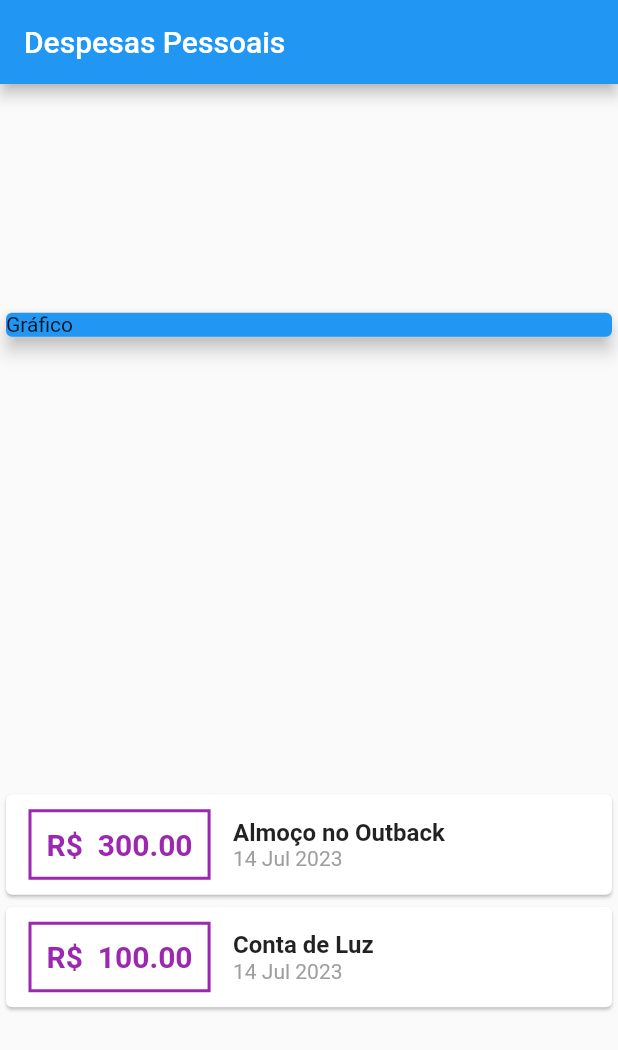
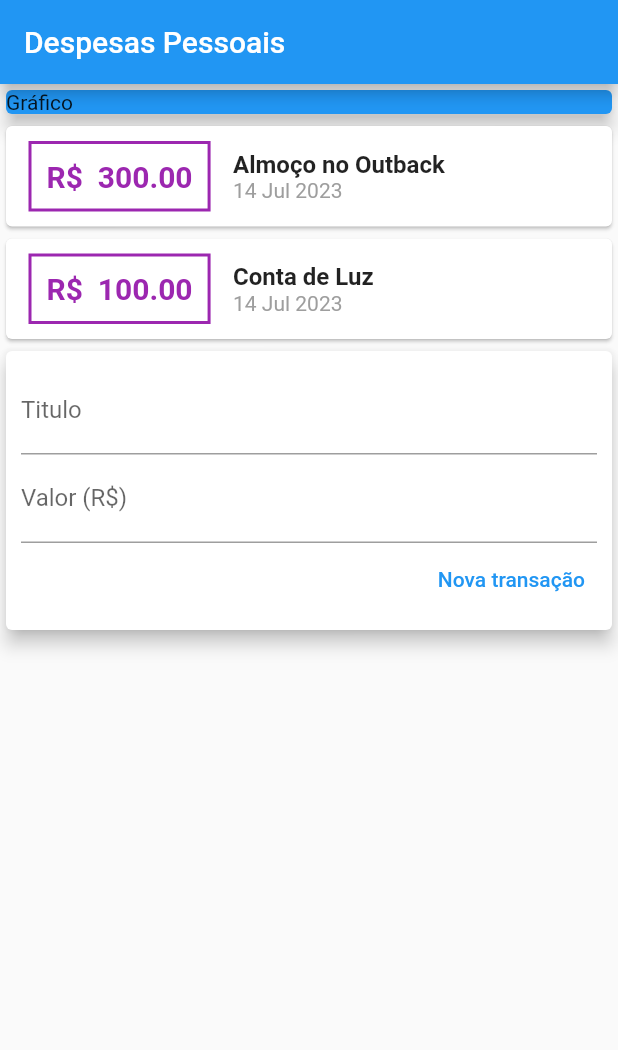
Before and after one commit to marcelinx/expensesApp, a Flutter app: the screen it shows after launch, on a phone screen of 412 x 824 dp. Shown: the top 1050 px of the screen. Run offline on Flutter 3.47's test engine with Material 2 defaults, Android fonts, the phone set to English and light mode, and no system bars.

Commit message:
creating button Nova Transacao

```diff
--- a/lib/main.dart
+++ b/lib/main.dart
@@ -35,7 +35,6 @@ class MyHomePage extends StatelessWidget {
         title: Text('Despesas Pessoais'),
       ),
       body: Column(
-        mainAxisAlignment: MainAxisAlignment.spaceAround,
         crossAxisAlignment: CrossAxisAlignment.stretch,
         children: <Widget>[
           Container(
@@ -95,6 +94,35 @@ class MyHomePage extends StatelessWidget {
               );
             }).toList(),
           ),
+          Card(
+            elevation: 5,
+            child: Padding(
+              padding: const EdgeInsets.all(10),
+              child: Column(
+                children: [
+                  TextField(
+                    decoration: InputDecoration(
+                      labelText: 'Titulo'
+                    ),
+                  ),
+                  TextField(
+                    decoration: InputDecoration(
+                      labelText: 'Valor (R\$)'
+                    ),
+                  ),
+                  Row(
+                    mainAxisAlignment: MainAxisAlignment.end,
+                    children: [
+                      TextButton(
+                        child: Text('Nova transação'),
+                        onPressed: () {},
+                      ),
+                    ],
+                  ),
+                ],
+              ),
+            ),
+          ),
         ],
         ),
     );
```
